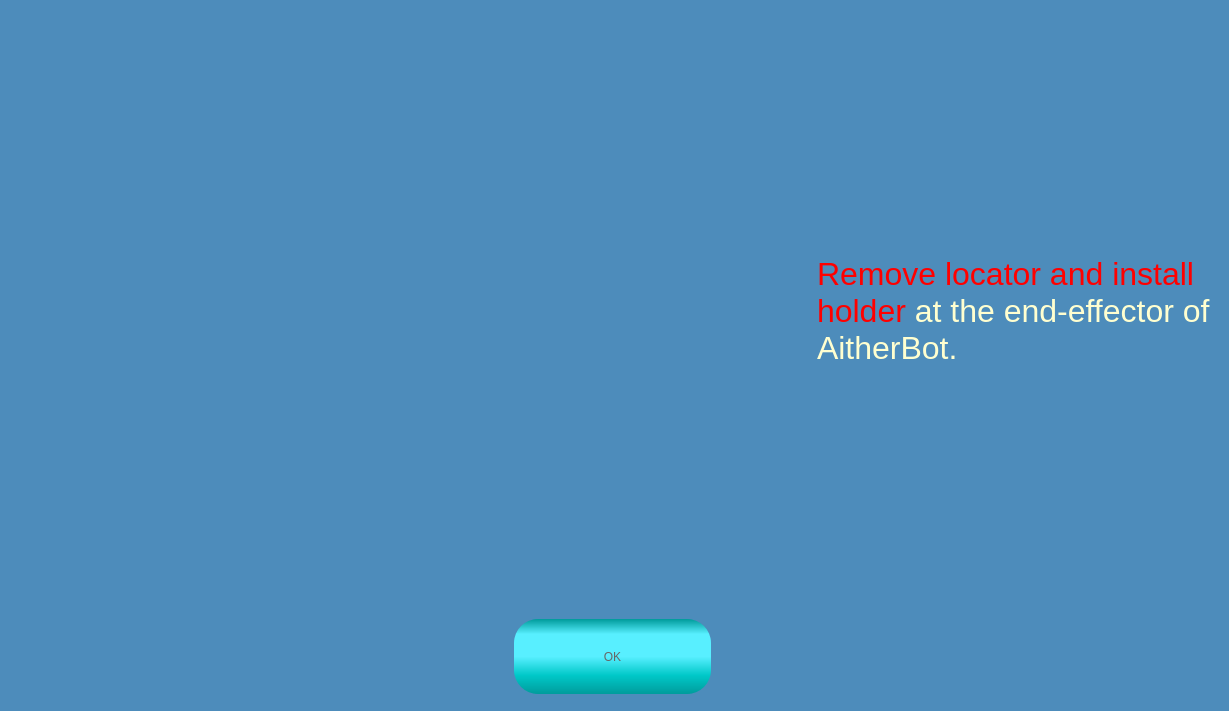
Qt form FunctionLib_UI/dlgInstallAdaptor.ui (PoJenCheng/AitherBot_V2.1) before a commit.
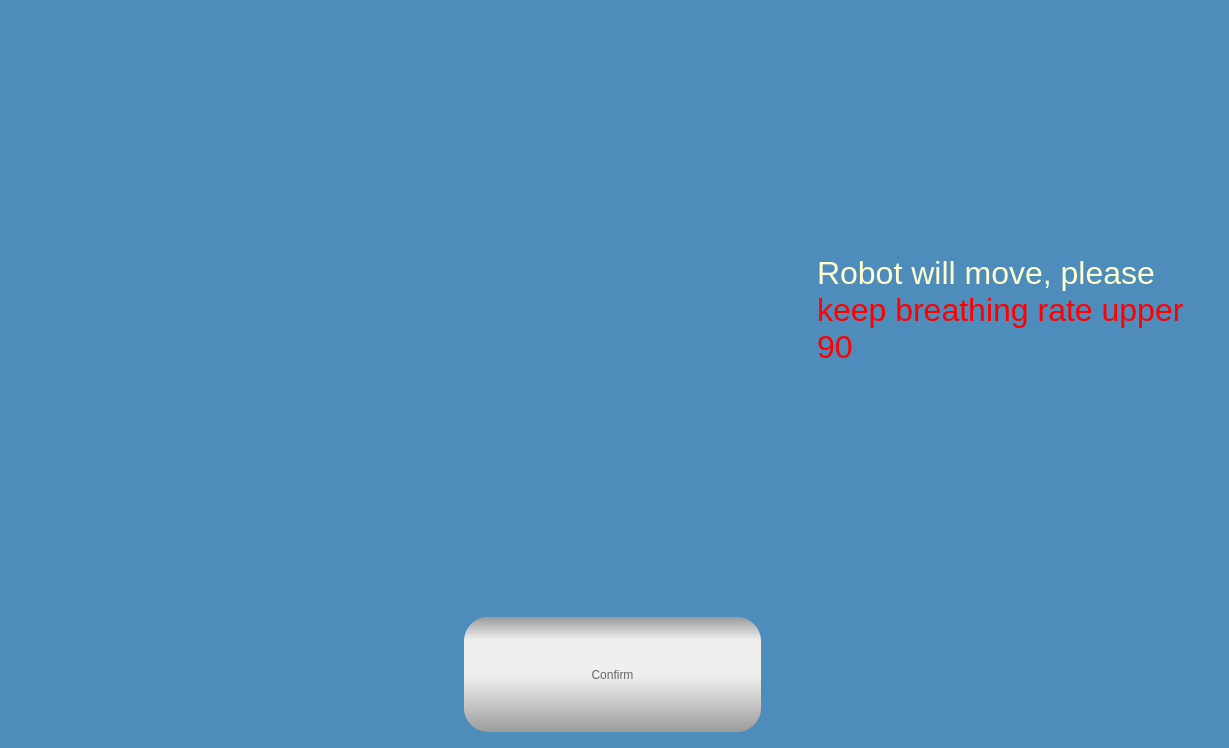
The same form after that commit. Icons and pictures are not drawn.

What changed in the file:
```diff
--- a/FunctionLib_UI/dlgInstallAdaptor.ui
+++ b/FunctionLib_UI/dlgInstallAdaptor.ui
@@ -19,7 +19,7 @@
   <property name="styleSheet">
    <string notr="true">background-color: #4D8CBB;</string>
   </property>
-  <layout class="QGridLayout" name="gridLayout">
+  <layout class="QGridLayout" name="gridLayout" rowstretch="1,0">
    <item row="0" column="0">
     <widget class="QWidget" name="wdgMedia" native="true">
      <property name="minimumSize">
@@ -52,7 +52,7 @@
 color: rgb(255, 255, 208);</string>
      </property>
      <property name="text">
-      <string>&lt;html&gt;&lt;head/&gt;&lt;body&gt;&lt;p&gt;&lt;span style=&quot; font-size:24pt; color:#ff0000;&quot;&gt;Remove locator and install holder&lt;/span&gt;&lt;span style=&quot; font-size:24pt;&quot;&gt; at the end-effector of AitherBot.&lt;/span&gt;&lt;/p&gt;&lt;/body&gt;&lt;/html&gt;</string>
+      <string>&lt;html&gt;&lt;head/&gt;&lt;body&gt;&lt;p&gt;&lt;span style=&quot; font-size:24pt;&quot;&gt;Robot will move, please &lt;/span&gt;&lt;span style=&quot; font-size:24pt; color:#ff0000;&quot;&gt;keep breathing rate upper 90&lt;/span&gt;&lt;/p&gt;&lt;/body&gt;&lt;/html&gt;</string>
      </property>
      <property name="wordWrap">
       <bool>true</bool>
@@ -61,12 +61,18 @@
    </item>
    <item row="1" column="0" colspan="2">
     <layout class="QHBoxLayout" name="horizontalLayout">
+     <property name="spacing">
+      <number>0</number>
+     </property>
      <item>
       <widget class="QPushButton" name="btnConfirm">
+       <property name="enabled">
+        <bool>false</bool>
+       </property>
        <property name="minimumSize">
         <size>
-         <width>200</width>
-         <height>80</height>
+         <width>300</width>
+         <height>120</height>
         </size>
        </property>
        <property name="maximumSize">
@@ -96,10 +102,14 @@
 margin-bottom:0px;
 margin-left:3px;
 margin-right:0px;
+}
+
+QPushButton:disabled{
+	background-color: qlineargradient(spread:pad, x1:0, y1:0, x2:0, y2:1, stop:0 rgba(155, 155, 155, 255), stop:0.2 rgba(239, 239, 239, 255), stop:0.5 rgba(239, 239, 239, 255), stop:0.75 rgba(200, 200, 200, 255),  stop:1 rgba(155, 155, 155, 255));
 }</string>
        </property>
        <property name="text">
-        <string>OK</string>
+        <string>Confirm</string>
        </property>
       </widget>
      </item>
```
